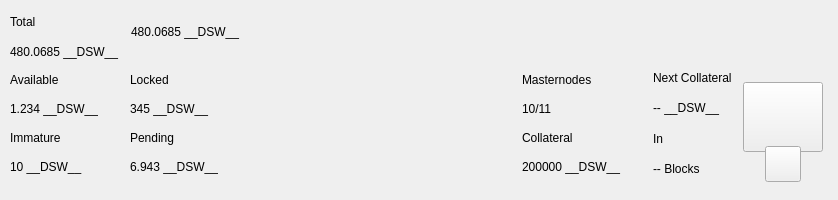
decenomy/DSW, file src/qt/pivx/forms/topbar.ui: the form before one commit.
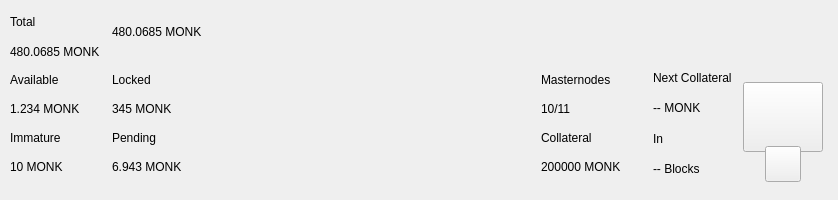
The form after the commit. Custom widgets are drawn as their Qt base class.

Commit message: Replace standard coin unit __DSW__ by MONK

What changed in the file:
```diff
--- a/src/qt/pivx/forms/topbar.ui
+++ b/src/qt/pivx/forms/topbar.ui
@@ -119,7 +119,7 @@
               <item>
                <widget class="QLabel" name="labelAmountPiv">
                 <property name="text">
-                 <string notr="true">480.0685 __DSW__</string>
+                 <string notr="true">480.0685 MONK</string>
                 </property>
                </widget>
               </item>
@@ -162,7 +162,7 @@
                  <string notr="true">padding:0px;margin:0px;</string>
                 </property>
                 <property name="text">
-                 <string notr="true">480.0685 __DSW__</string>
+                 <string notr="true">480.0685 MONK</string>
                 </property>
                </widget>
               </item>
@@ -456,7 +456,7 @@
                  <item>
                   <widget class="QLabel" name="labelAvailablePiv">
                    <property name="text">
-                    <string>1.234 __DSW__</string>
+                    <string>1.234 MONK</string>
                    </property>
                   </widget>
                  </item>
@@ -470,7 +470,7 @@
                  <item>
                   <widget class="QLabel" name="labelImmaturePiv">
                    <property name="text">
-                    <string notr="true">10 __DSW__</string>
+                    <string notr="true">10 MONK</string>
                    </property>
                   </widget>
                  </item>
@@ -491,7 +491,7 @@
                  <item>
                   <widget class="QLabel" name="labelLockedPiv">
                    <property name="text">
-                    <string>345 __DSW__</string>
+                    <string>345 MONK</string>
                    </property>
                   </widget>
                  </item>
@@ -505,7 +505,7 @@
                  <item>
                   <widget class="QLabel" name="labelPendingPiv">
                    <property name="text">
-                    <string notr="true">6.943 __DSW__</string>
+                    <string notr="true">6.943 MONK</string>
                    </property>
                   </widget>
                  </item>
@@ -567,7 +567,7 @@
              <item>
               <widget class="QLabel" name="labelCollateralPiv">
                <property name="text">
-                <string notr="true">200000 __DSW__</string>
+                <string notr="true">200000 MONK</string>
                </property>
               </widget>
              </item>
@@ -598,7 +598,7 @@
               <item>
                <widget class="QLabel" name="labelNextCollateralValue">
                 <property name="text">
-                 <string>-- __DSW__</string>
+                 <string>-- MONK</string>
                 </property>
                </widget>
               </item>
```
The commit also changes 7 other files.
